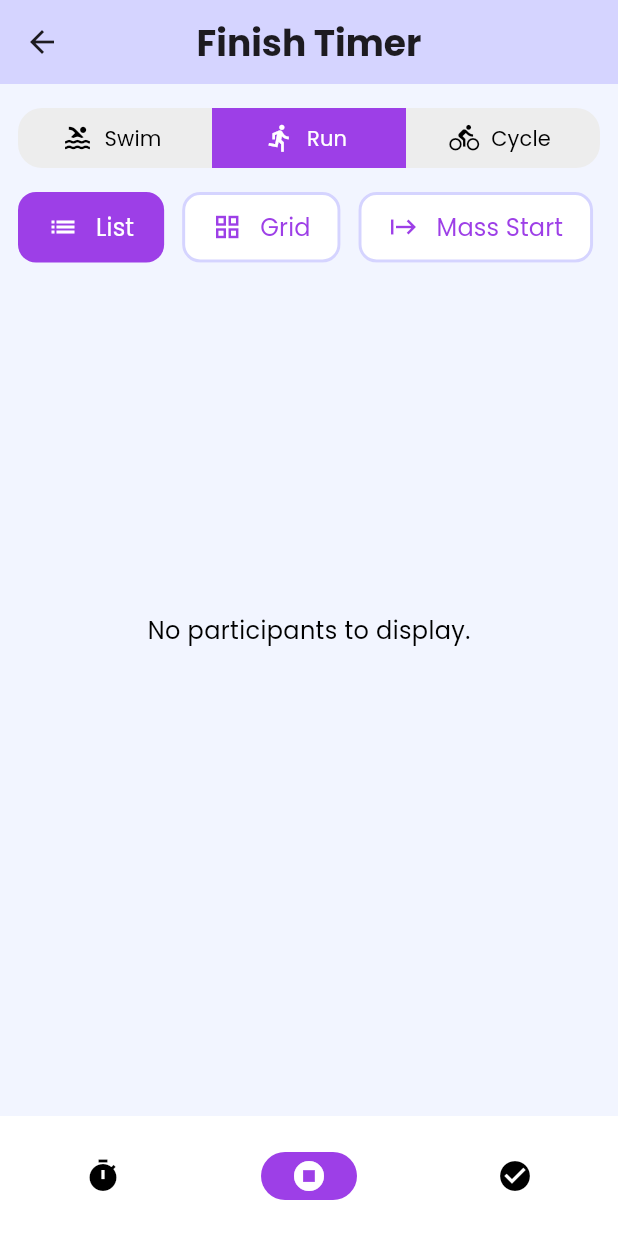
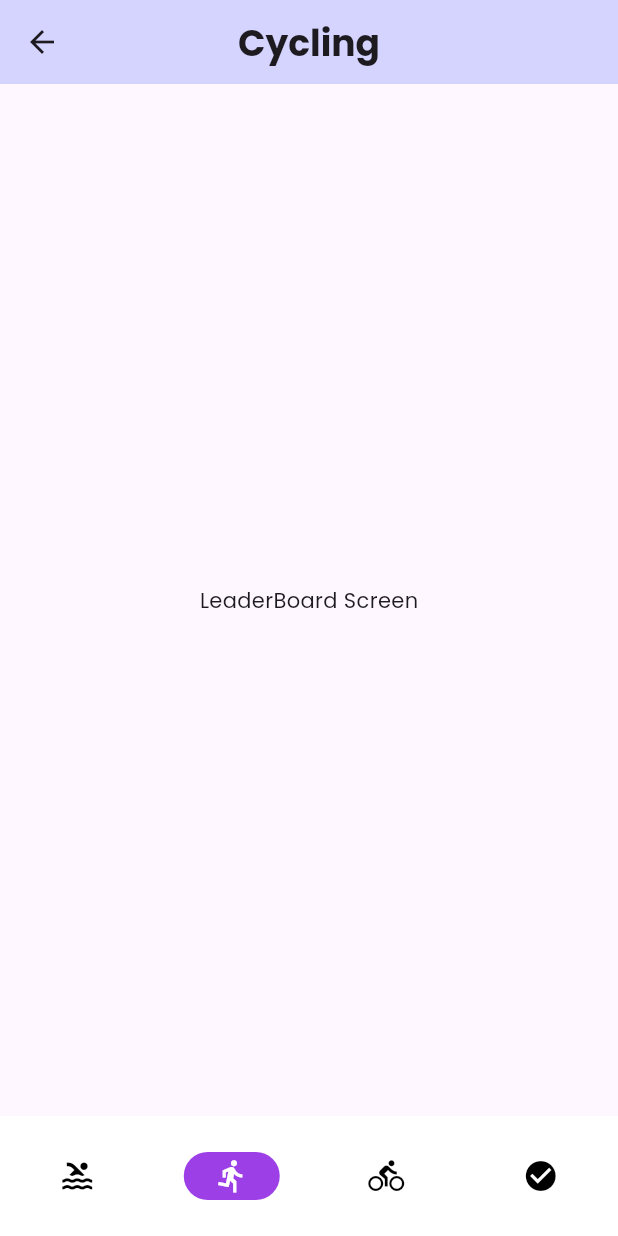
Before and after one commit to flutter-g6/race-tracker, a Flutter app: the ResultTrackingScreen screen opened by its route, item 2 of the bottom bar chosen, on a phone screen of 412 x 824 dp. Run offline on Flutter 3.47's test engine with Material 3 defaults, Android fonts, the phone set to English and light mode, and no system bars; our stand-ins replace cloud_firestore, firebase_auth, firebase_core, firebase_database; accounts and stored records are empty.

Commit message:
rename and organize for scope change

```diff
--- a/lib/main.dart
+++ b/lib/main.dart
@@ -1,15 +1,16 @@
 import 'package:firebase_core/firebase_core.dart';
 import 'package:flutter/material.dart';
 import 'package:race_tracker/ui/screens/manager/leader_board_screen.dart';
-import 'package:race_tracker/ui/screens/role_selection_screen.dart';
-import 'package:race_tracker/ui/screens/tracker/finish_time_screen.dart';
+import 'package:race_tracker/ui/screens/role/role_selection_screen.dart';
+import 'package:race_tracker/ui/screens/tracker/track_cycling_screen.dart';
+import 'package:race_tracker/ui/screens/tracker/track_running_screen.dart';
 import 'package:race_tracker/ui/screens/tracker/result%20screen/result_tracking_screen.dart';
 
 import 'firebase_options.dart';
 import 'provider_scope.dart';
 import 'ui/screens/manager/home_screen.dart';
 import 'ui/screens/manager/race_manager.dart';
-import 'ui/screens/tracker/start_time_screen.dart';
+import 'ui/screens/tracker/track_swimming_screen.dart';
 import 'ui/theme/theme.dart';
 
 void main() async {
@@ -33,8 +34,9 @@ class RaceTrackerApp extends StatelessWidget {
         '/home': (context) => const HomeScreen(),
         '/race-manager': (context) => const RaceManager(),
         '/leader-board': (context) => const LeaderBoardScreen(),
-        '/start-time': (context) => const StartTimeScreen(),
-        '/finish-time': (context) => const FinishTimeScreen(),
+        '/swimming': (context) => const TrackSwimmingScreen(),
+        '/running': (context) => const TrackRunningScreen(),
+        '/cycling': (context) => const TrackCyclingScreen(),
         '/result-tracking-time': (context) => const ResultTrackingScreen(),
       },
     );
--- a/lib/ui/provider/participant_provider.dart
+++ b/lib/ui/provider/participant_provider.dart
@@ -29,7 +29,6 @@ class ParticipantProvider extends ChangeNotifier {
       participantState = AsyncValue.success(
         await _repository.getParticipants(),
       );
-      print(participantState?.data);
 
     } catch (error) {
       participantState = AsyncValue.error(error);
--- a/lib/ui/screens/Manager/leader_board_screen.dart
+++ b/lib/ui/screens/Manager/leader_board_screen.dart
@@ -9,10 +9,7 @@ class LeaderBoardScreen extends StatelessWidget {
   @override
   Widget build(BuildContext context) {
     return Scaffold(
-      appBar: RTTopBar(
-        title: 'Leader Board',
-        centerTitle: true,
-      ),
+      appBar: RTTopBar(title: 'Leader Board', centerTitle: true),
       body: Center(child: Text('LeaderBoard Screen')),
       bottomNavigationBar: const RTNavBar(),
     );
--- a/lib/ui/screens/authentication/login_screen.dart
+++ b/lib/ui/screens/authentication/login_screen.dart
@@ -3,7 +3,7 @@ import 'package:race_tracker/ui/screens/authentication/signup_screen.dart';
 import '../../../service/auth_service.dart';
 import '../../theme/theme.dart';
 import 'package:race_tracker/ui/screens/manager/home_screen.dart';
-import 'package:race_tracker/ui/screens/tracker/start_time_screen.dart';
+import 'package:race_tracker/ui/screens/tracker/track_swimming_screen.dart';
 
 class LoginScreen extends StatefulWidget {
   final String selectedRole;
@@ -44,7 +44,7 @@ class _LoginScreenState extends State<LoginScreen> {
       } else if (result == 'Tracker') {
         Navigator.pushReplacement(
           context,
-          MaterialPageRoute(builder: (_) => const StartTimeScreen()),
+          MaterialPageRoute(builder: (_) => const TrackSwimmingScreen()),
         );
       } else {
         ScaffoldMessenger.of(context).showSnackBar(
--- a/lib/ui/screens/authentication/signup_screen.dart
+++ b/lib/ui/screens/authentication/signup_screen.dart
@@ -1,6 +1,6 @@
 import 'package:flutter/material.dart';
 import '../../theme/theme.dart';
-import '../role_selection_screen.dart';
+import '../role/role_selection_screen.dart';
 import 'login_screen.dart';
 import '../../../service/auth_service.dart';
 
--- a/lib/ui/screens/role_selection_screen.dart
+++ b/lib/ui/screens/role/role_selection_screen.dart
@@ -1,6 +1,6 @@
 import 'package:flutter/material.dart';
 import 'package:race_tracker/ui/screens/authentication/login_screen.dart';
-import '../theme/theme.dart';
+import '../../theme/theme.dart';
 
 class RoleSelectionScreen extends StatelessWidget {
   const RoleSelectionScreen({super.key});
--- /dev/null
+++ b/lib/ui/screens/tracker/track_cycling_screen.dart
@@ -0,0 +1,20 @@
+import 'package:flutter/material.dart';
+
+import '../../widgets/navigation/rt_top_bar.dart';
+import '../../widgets/navigation/rt_tracker_nav_bar.dart';
+
+class TrackCyclingScreen extends StatelessWidget {
+  const TrackCyclingScreen({super.key});
+
+  @override
+  Widget build(BuildContext context) {
+    return Scaffold(
+      appBar: RTTopBar(
+        title: 'Cycling',
+        centerTitle: true,
+      ),
+      body: Center(child: Text('LeaderBoard Screen')),
+      bottomNavigationBar: const RTTrackerNavBar(),
+    );
+  }
+}
--- a/lib/ui/screens/tracker/finish_time_screen.dart
+++ b/lib/ui/screens/tracker/track_running_screen.dart
@@ -3,18 +3,18 @@ import 'package:flutter/material.dart';
 import '../../theme/theme.dart';
 import '../../widgets/navigation/rt_top_bar.dart';
 import '../../widgets/navigation/rt_tracker_nav_bar.dart';
-import 'participants_display.dart';
+import 'widgets/participants_display.dart';
 import 'widgets/display_mode_selector.dart';
 import 'widgets/sport_selector.dart';
 
-class FinishTimeScreen extends StatelessWidget {
-  const FinishTimeScreen({super.key});
+class TrackRunningScreen extends StatelessWidget {
+  const TrackRunningScreen({super.key});
 
   @override
   Widget build(BuildContext context) {
     return Scaffold(
       backgroundColor: RTColors.bgColor,
-      appBar: RTTopBar(title: 'Finish Timer', centerTitle: true),
+      appBar: RTTopBar(title: 'Running', centerTitle: true),
       body: const Padding(
         padding: EdgeInsets.all(RTSpacings.s),
         child: Column(
--- a/lib/ui/widgets/navigation/rt_tracker_nav_bar.dart
+++ b/lib/ui/widgets/navigation/rt_tracker_nav_bar.dart
@@ -9,15 +9,17 @@ class RTTrackerNavBar extends StatelessWidget {
 
   // Define routes and icons
   static final List<String> _routes = [
-    '/start-time',
-    '/finish-time',
+    '/swimming',
+    '/cycling',
+    '/running',
     '/result-tracking-time',
   ];
 
   static final List<IconData> _icons = [
-    Icons.timer,
-    Icons.stop_circle,
-    Icons.check_circle,
+    Icons.pool,
+    Icons.directions_run,
+    Icons.directions_bike,
+    Icons.check_circle
   ];
 
   @override
```
Also changed, not shown: lib/ui/screens/Manager/home_screen.dart (+6 -8 lines), lib/ui/screens/tracker/track_swimming_screen.dart (renamed from lib/ui/screens/tracker/start_time_screen.dart, +4 -4 lines), lib/ui/screens/tracker/widgets/participants_display.dart (renamed from lib/ui/screens/tracker/participants_display.dart, +5 -5 lines).
